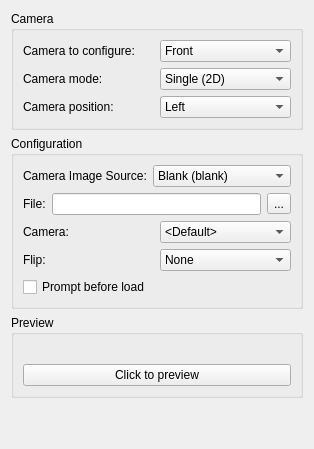
This is src/citra_qt/configuration/configure_camera.ui in tbsp/citra-valentin as Qt 5 draws it before an edit. The edited form follows.
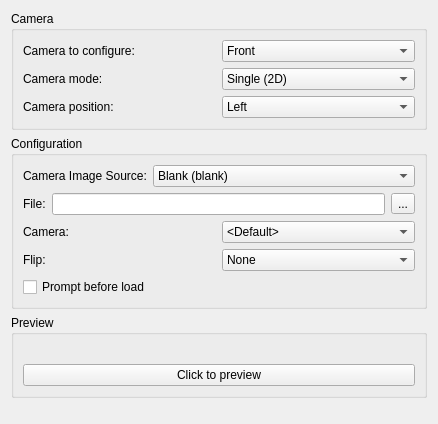
This is the edited form.

Patch:
```diff
--- a/src/citra_qt/configuration/configure_camera.ui
+++ b/src/citra_qt/configuration/configure_camera.ui
@@ -2,6 +2,14 @@
 <ui version="4.0">
  <class>ConfigureCamera</class>
  <widget class="QWidget" name="ConfigureCamera">
+  <property name="geometry">
+   <rect>
+    <x>0</x>
+    <y>0</y>
+    <width>278</width>
+    <height>424</height>
+   </rect>
+  </property>
   <property name="windowTitle">
    <string>Form</string>
   </property>
@@ -146,6 +154,11 @@
             <string>System Camera (qt)</string>
            </property>
           </item>
+          <item>
+           <property name="text">
+            <string>Named Pipe Camera (pipe, Windows only)</string>
+           </property>
+          </item>
          </widget>
         </item>
        </layout>
```
